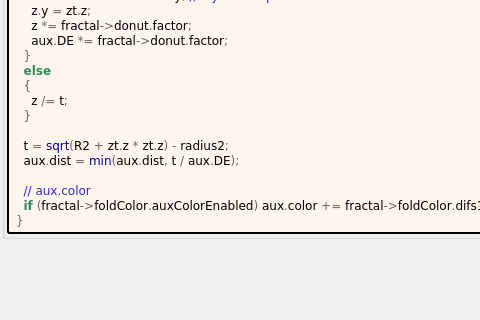
First picture: the form in mandelbulber2/formula/ui/difs_msltoe_donut.ui, repository buddhi1980/mandelbulber2, before the edit; both pictures show x 0 to 480 and y 583 to 903 of the 772 by 1027 pixel window.
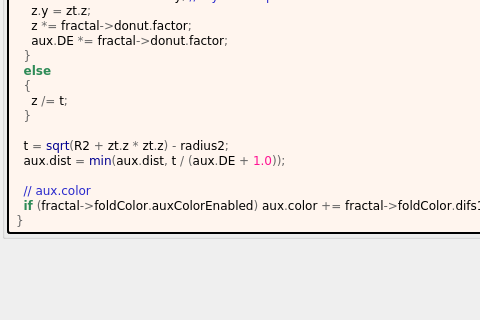
Second picture: the form after the edit. Custom widgets are drawn as their Qt base class.

```diff
--- a/mandelbulber2/formula/ui/difs_msltoe_donut.ui
+++ b/mandelbulber2/formula/ui/difs_msltoe_donut.ui
@@ -325,7 +325,7 @@
   &lt;span style=&quot;color:#676767&quot;&gt;}&lt;/span&gt;
 
   t &lt;span style=&quot;color:#676767&quot;&gt;=&lt;/span&gt; &lt;span style=&quot;color:#00008f&quot;&gt;sqrt&lt;/span&gt;&lt;span style=&quot;color:#676767&quot;&gt;(&lt;/span&gt;R2 &lt;span style=&quot;color:#676767&quot;&gt;+&lt;/span&gt; zt&lt;span style=&quot;color:#676767&quot;&gt;.&lt;/span&gt;z &lt;span style=&quot;color:#676767&quot;&gt;*&lt;/span&gt; zt&lt;span style=&quot;color:#676767&quot;&gt;.&lt;/span&gt;z&lt;span style=&quot;color:#676767&quot;&gt;) -&lt;/span&gt; radius2&lt;span style=&quot;color:#676767&quot;&gt;;&lt;/span&gt;
-  aux&lt;span style=&quot;color:#676767&quot;&gt;.&lt;/span&gt;dist &lt;span style=&quot;color:#676767&quot;&gt;=&lt;/span&gt; &lt;span style=&quot;color:#00008f&quot;&gt;min&lt;/span&gt;&lt;span style=&quot;color:#676767&quot;&gt;(&lt;/span&gt;aux&lt;span style=&quot;color:#676767&quot;&gt;.&lt;/span&gt;dist&lt;span style=&quot;color:#676767&quot;&gt;,&lt;/span&gt; t &lt;span style=&quot;color:#676767&quot;&gt;/&lt;/span&gt; aux&lt;span style=&quot;color:#676767&quot;&gt;.&lt;/span&gt;DE&lt;span style=&quot;color:#676767&quot;&gt;);&lt;/span&gt;
+  aux&lt;span style=&quot;color:#676767&quot;&gt;.&lt;/span&gt;dist &lt;span style=&quot;color:#676767&quot;&gt;=&lt;/span&gt; &lt;span style=&quot;color:#00008f&quot;&gt;min&lt;/span&gt;&lt;span style=&quot;color:#676767&quot;&gt;(&lt;/span&gt;aux&lt;span style=&quot;color:#676767&quot;&gt;.&lt;/span&gt;dist&lt;span style=&quot;color:#676767&quot;&gt;,&lt;/span&gt; t &lt;span style=&quot;color:#676767&quot;&gt;/ (&lt;/span&gt;aux&lt;span style=&quot;color:#676767&quot;&gt;.&lt;/span&gt;DE &lt;span style=&quot;color:#676767&quot;&gt;+&lt;/span&gt; &lt;span style=&quot;color:#ff1493&quot;&gt;1.0&lt;/span&gt;&lt;span style=&quot;color:#676767&quot;&gt;));&lt;/span&gt;
 
   &lt;span style=&quot;color:#2929cc&quot;&gt;// aux.color&lt;/span&gt;
   &lt;span style=&quot;color:#2e8b57; font-weight:bold&quot;&gt;if&lt;/span&gt; &lt;span style=&quot;color:#676767&quot;&gt;(&lt;/span&gt;fractal&lt;span style=&quot;color:#676767&quot;&gt;-&amp;gt;&lt;/span&gt;foldColor&lt;span style=&quot;color:#676767&quot;&gt;.&lt;/span&gt;auxColorEnabled&lt;span style=&quot;color:#676767&quot;&gt;)&lt;/span&gt; aux&lt;span style=&quot;color:#676767&quot;&gt;.&lt;/span&gt;color &lt;span style=&quot;color:#676767&quot;&gt;+=&lt;/span&gt; fractal&lt;span style=&quot;color:#676767&quot;&gt;-&amp;gt;&lt;/span&gt;foldColor&lt;span style=&quot;color:#676767&quot;&gt;.&lt;/span&gt;difs1&lt;span style=&quot;color:#676767&quot;&gt;;&lt;/span&gt;
```
